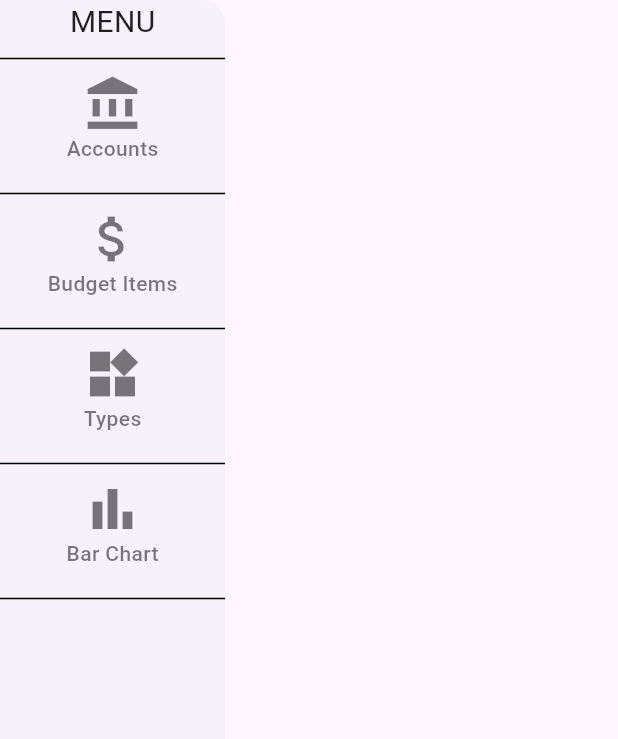
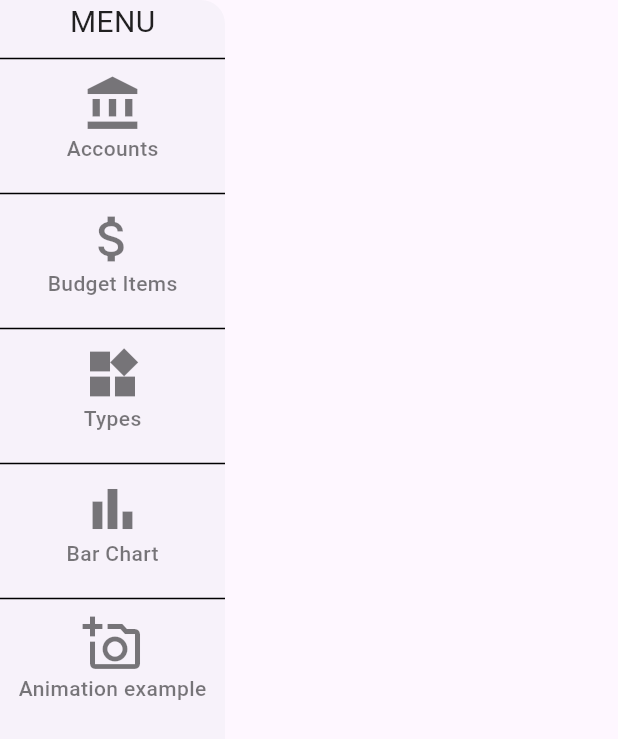
Before and after one commit to kitNa/spend_tracker, a Flutter app: the Menu widget shown alone on an empty page, opened directly, on a phone screen of 412 x 824 dp. Shown: the top 739 px of the screen. Run offline on Flutter 3.47's test engine with Material 3 defaults, Android fonts, the phone set to English and light mode, and no system bars; our stand-ins replace sqflite; accounts and stored records are empty; network calls fail.

Commit message:
Transform widget animation example was added

```diff
--- a/lib/pages/home/widgets/menu.dart
+++ b/lib/pages/home/widgets/menu.dart
@@ -70,6 +70,12 @@ class Menu extends StatelessWidget {
             height: 20,
             color: Colors.black,
           ),
+          _MenuItem(
+            color: color,
+            title: 'Animation example',
+            icon: Icons.add_a_photo_outlined,
+            onTap: () => onNavigation(context, '/animation'),
+          ),
           //  ListTile(
           //    title: const Text('Accounts'),
           //      onTap: () => Navigator.of(context).pushNamed('/accounts'),
--- a/lib/pages/index.dart
+++ b/lib/pages/index.dart
@@ -9,3 +9,4 @@ export 'items/item_page.dart';
 export 'types/type_page.dart';
 export 'types/types_page.dart';
 export 'bar_chart/bar_chart.dart';
+export 'animation/animation_page.dart';
--- a/lib/routes.dart
+++ b/lib/routes.dart
@@ -7,6 +7,7 @@ final routes = {
   '/items': (BuildContext context) => const ItemsPage(),
   '/types': (BuildContext context) => const TypesPage(),
   '/bar_chart': (BuildContext context) => const BarChartPage(),
+  '/animation': (BuildContext context) => AnimationPage(),
 };
 
 // Flutter дозволяє нам підключитися до системи маршрутизації за допомогою
--- a/pubspec.yaml
+++ b/pubspec.yaml
@@ -68,7 +68,7 @@ flutter:
   #   - images/a_dot_burr.jpeg
   #   - images/a_dot_ham.jpeg
   assets:
-    - images/logo.png
+    - lib/assets/images/image.jpg
 
   # An image asset can refer to one or more resolution-specific "variants", see
   # https://flutter.dev/assets-and-images/#resolution-aware
```
Also changed, not shown: lib/pages/animation/animation_page.dart (added, +89 -0 lines), lib/assets/images/image.jpg (added).
